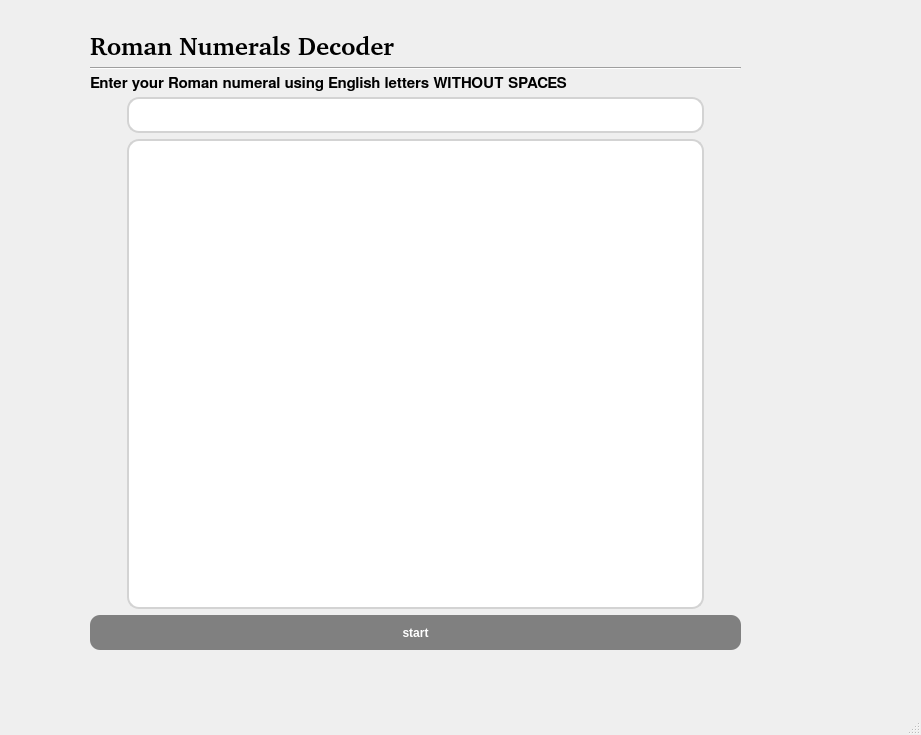
The window that mainwindow.ui (sciencenity/Roman-Numerals-Decoder) describes before a commit, drawn with Qt 5.
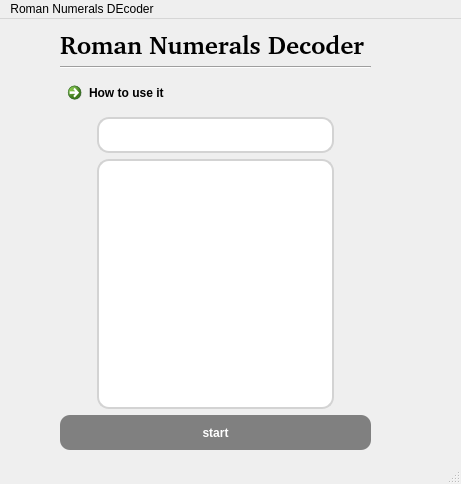
The same window after the commit.

Commit message: Added Key Event and Guide

Diff of the .ui file:
```diff
--- a/mainwindow.ui
+++ b/mainwindow.ui
@@ -6,21 +6,21 @@
    <rect>
     <x>0</x>
     <y>0</y>
-    <width>921</width>
-    <height>735</height>
+    <width>461</width>
+    <height>484</height>
    </rect>
   </property>
   <property name="windowTitle">
    <string>MainWindow</string>
   </property>
   <widget class="QWidget" name="centralwidget">
-   <widget class="QWidget" name="">
+   <widget class="QWidget" name="layoutWidget">
     <property name="geometry">
      <rect>
-      <x>90</x>
-      <y>30</y>
-      <width>651</width>
-      <height>620</height>
+      <x>60</x>
+      <y>10</y>
+      <width>311</width>
+      <height>421</height>
      </rect>
     </property>
     <layout class="QVBoxLayout" name="verticalLayout">
@@ -45,15 +45,9 @@
       </widget>
      </item>
      <item>
-      <widget class="QLabel" name="label_2">
-       <property name="styleSheet">
-        <string notr="true">font: Impact, fantasy;
-font-weight: 500;
-font-size: 15px
-</string>
-       </property>
+      <widget class="QCommandLinkButton" name="commandLinkButton">
        <property name="text">
-        <string>Enter your Roman numeral using English letters WITHOUT SPACES</string>
+        <string>How to use it</string>
        </property>
       </widget>
      </item>
@@ -138,10 +132,16 @@
     <rect>
      <x>0</x>
      <y>0</y>
-     <width>921</width>
+     <width>461</width>
      <height>20</height>
     </rect>
    </property>
+   <widget class="QMenu" name="menuRoman_Numerals_DEcoder">
+    <property name="title">
+     <string>Roman Numerals DEcoder</string>
+    </property>
+   </widget>
+   <addaction name="menuRoman_Numerals_DEcoder"/>
   </widget>
   <widget class="QStatusBar" name="statusbar"/>
  </widget>
```
